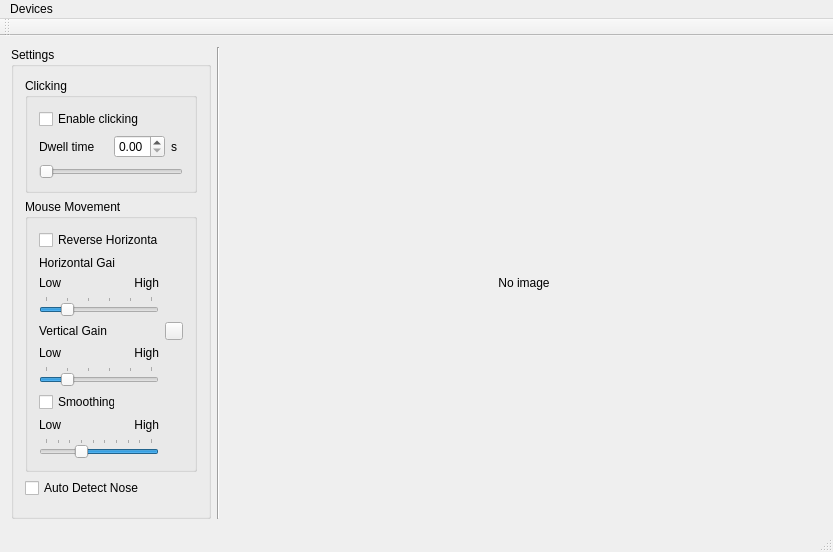
hanzh1/CameraMouseSuite, file mainWindow.ui: the form before one commit.
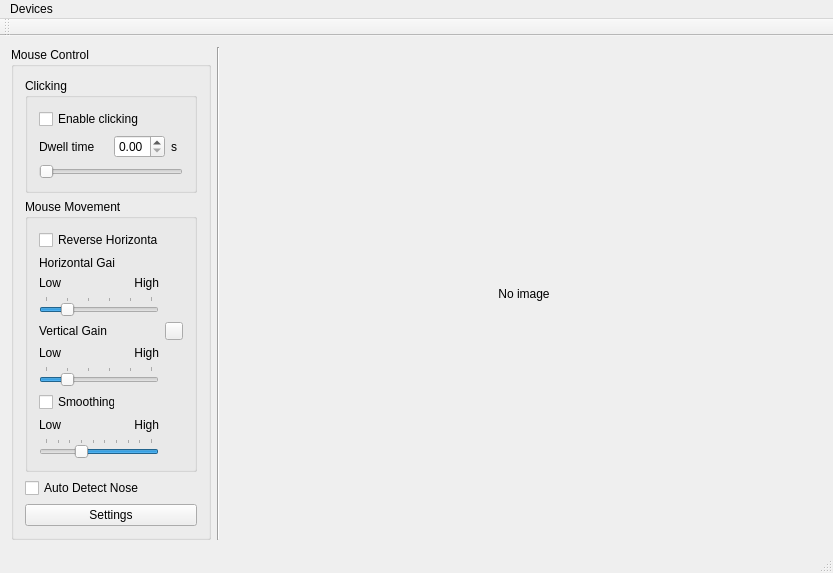
The form after the commit. Icons and pictures are not drawn. Custom widgets are drawn as their Qt base class.

The edit to the form file:
```diff
--- a/mainWindow.ui
+++ b/mainWindow.ui
@@ -24,7 +24,7 @@
        </size>
       </property>
       <property name="title">
-       <string>Settings</string>
+       <string>Mouse Control</string>
       </property>
       <layout class="QVBoxLayout" name="verticalLayout">
        <item>
@@ -299,6 +299,13 @@
          </property>
         </widget>
        </item>
+       <item>
+        <widget class="QPushButton" name="pushButton">
+         <property name="text">
+          <string>Settings</string>
+         </property>
+        </widget>
+       </item>
        <item>
         <spacer name="verticalSpacer">
          <property name="orientation">
```
